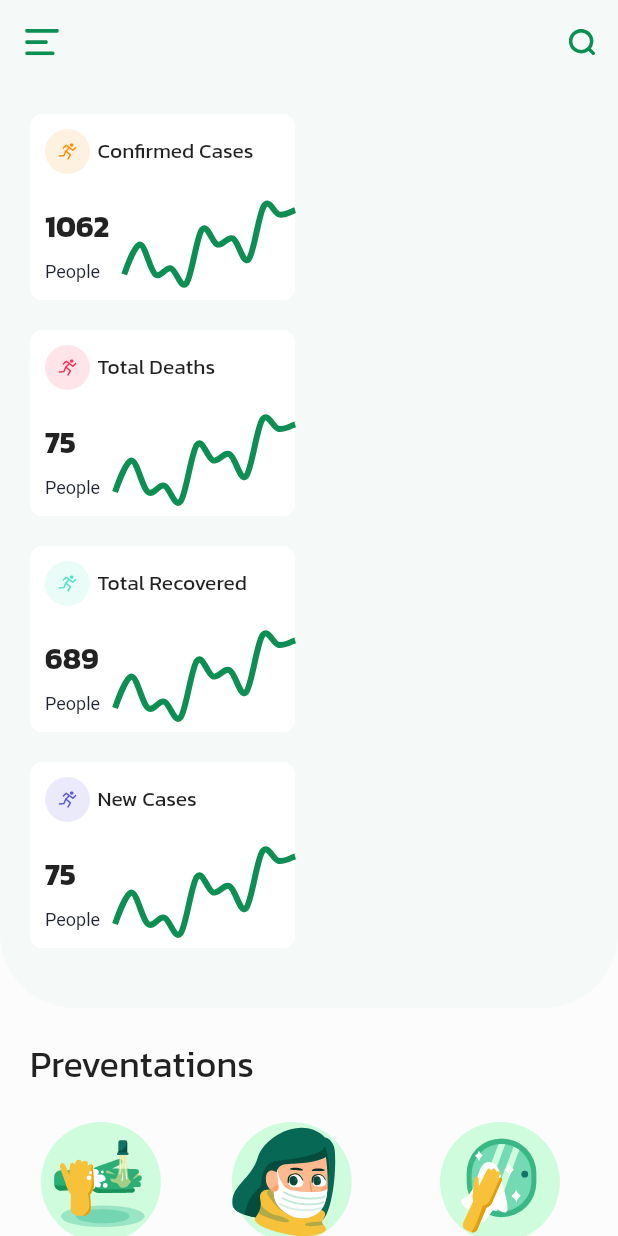
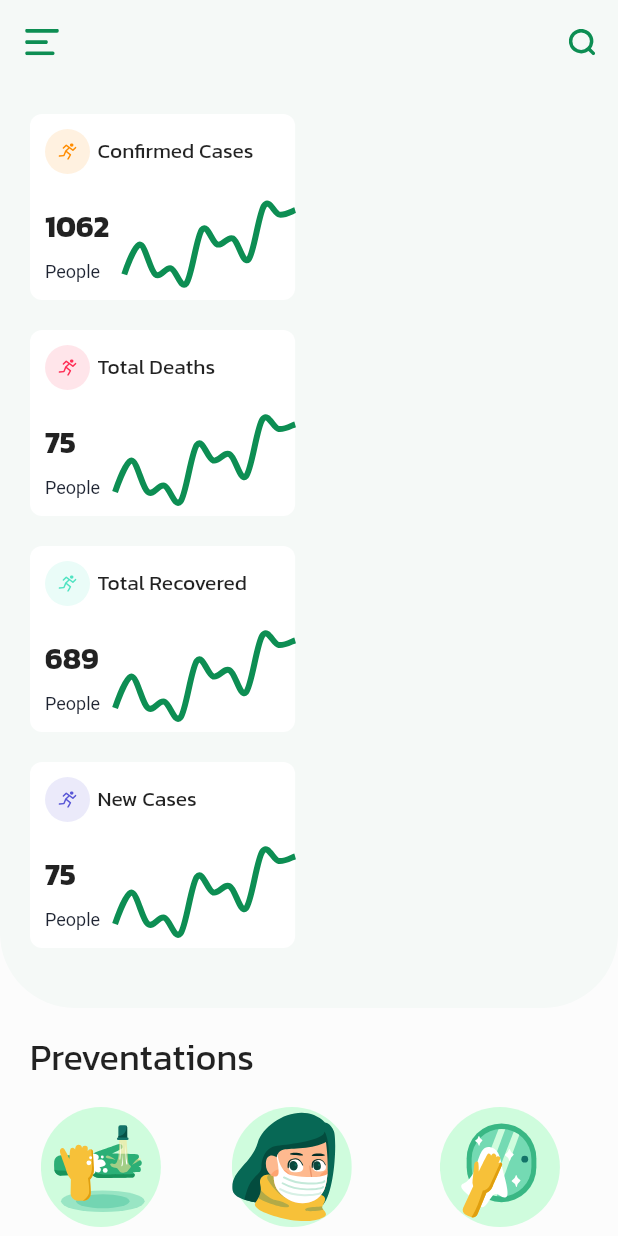
Before and after one commit to jason2071/covid19_app, a Flutter app: the screen it shows after launch, on a phone screen of 412 x 824 dp. Run offline on Flutter 3.47's test engine with Material 2 defaults, Android fonts, the phone set to English and light mode, and no system bars; drawn by our look-alikes of fl_chart; our stand-ins replace flutter_svg.

Commit message:
fix padding

```diff
--- a/lib/pages/home/components/body.dart
+++ b/lib/pages/home/components/body.dart
@@ -69,7 +69,7 @@ class Body extends StatelessWidget {
                 ],
               ),
             ),
-            SizedBox(height: 20),
+            SizedBox(height: 15),
             Padding(
               padding: const EdgeInsets.symmetric(horizontal: 20),
               child: Text(
@@ -77,7 +77,7 @@ class Body extends StatelessWidget {
                 style: Theme.of(context).textTheme.headline5,
               ),
             ),
-            SizedBox(height: 20),
+            SizedBox(height: 15),
             Row(
               mainAxisAlignment: MainAxisAlignment.spaceAround,
               children: [
@@ -95,7 +95,7 @@ class Body extends StatelessWidget {
                 ),
               ],
             ),
-            SizedBox(height: 20),
+            SizedBox(height: 15),
             Container(
               padding: EdgeInsets.symmetric(horizontal: 20),
               height: 150,
```
Also changed, not shown: lib/pages/detail/components/body.dart (+5 -6 lines).
